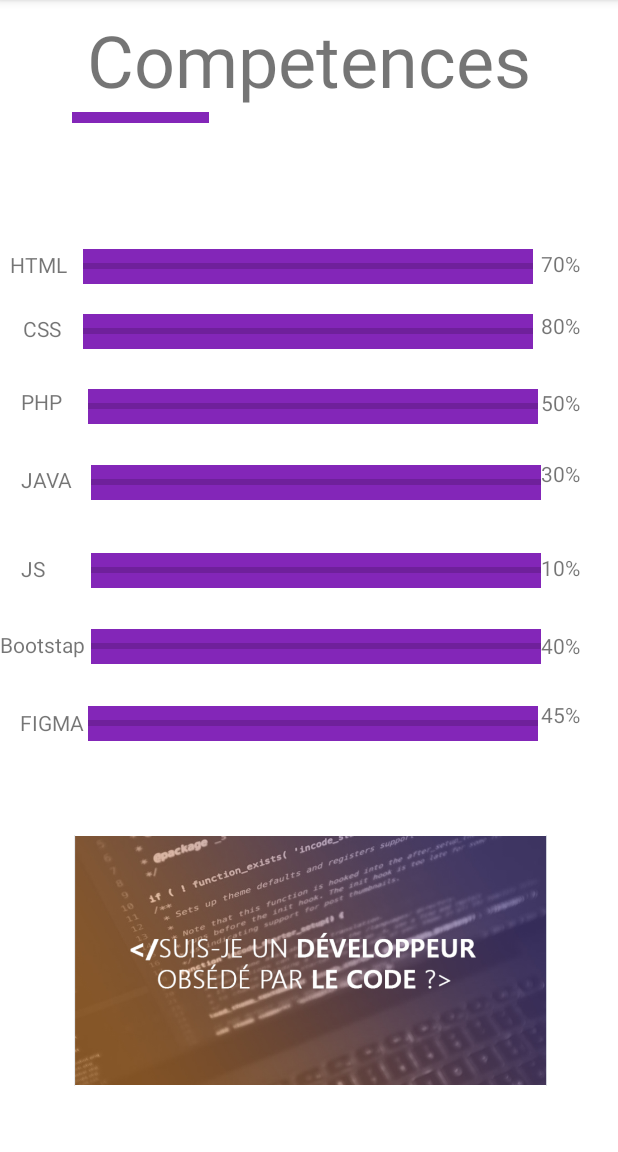
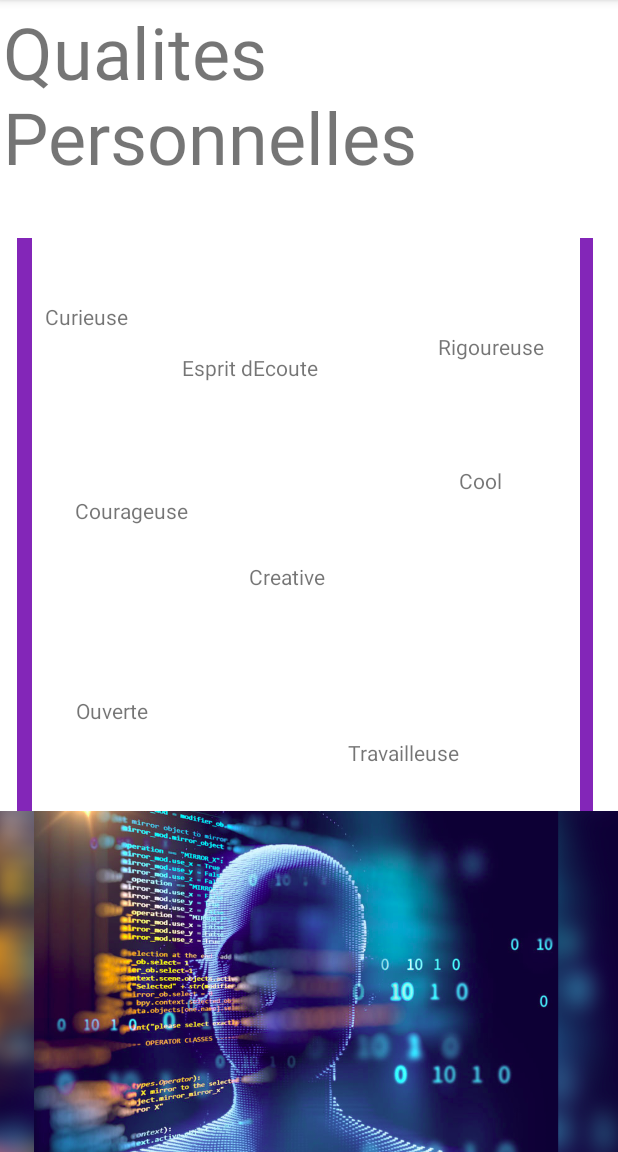
Before and after one commit to aichafaty/androidAppPortfolio, an Android app: the screen it shows after launch (MainActivity), on a phone screen of 412 x 824 dp, the part 84-1236 px from its top. Run offline under Robolectric (Android 15) with nearby library versions, the phone set to English and light mode, and no system bars.

Commit message:
feat: my qualites personnelle  portfolio

```diff
--- a/app/src/main/java/com/example/myapplicationAnd/MainActivity.java
+++ b/app/src/main/java/com/example/myapplicationAnd/MainActivity.java
@@ -11,5 +11,6 @@ public class MainActivity extends AppCompatActivity {
         super.onCreate(savedInstanceState);
         setContentView(R.layout.activity_main);
         setContentView(R.layout.competence_main);
+        setContentView(R.layout.qualite_main);
     }
 }
--- a/app/src/main/res/layout/competence_main.xml
+++ b/app/src/main/res/layout/competence_main.xml
@@ -292,14 +292,14 @@
 
     <ImageView
         android:id="@+id/imageView5"
-        android:layout_width="414dp"
-        android:layout_height="167dp"
+        android:layout_width="match_parent"
+        android:layout_height="235dp"
         app:layout_constraintBottom_toBottomOf="parent"
         app:layout_constraintEnd_toEndOf="parent"
-        app:layout_constraintHorizontal_bias="0.0"
+        app:layout_constraintHorizontal_bias="0.303"
         app:layout_constraintStart_toStartOf="parent"
         app:layout_constraintTop_toTopOf="parent"
-        app:layout_constraintVertical_bias="0.927"
+        app:layout_constraintVertical_bias="1.0"
         app:srcCompat="@drawable/dev" />
 
 </androidx.constraintlayout.widget.ConstraintLayout>
--- /dev/null
+++ b/app/src/main/res/layout/qualite_main.xml
@@ -0,0 +1,151 @@
+<?xml version="1.0" encoding="utf-8"?>
+<androidx.constraintlayout.widget.ConstraintLayout xmlns:android="http://schemas.android.com/apk/res/android"
+    xmlns:app="http://schemas.android.com/apk/res-auto"
+    xmlns:tools="http://schemas.android.com/tools"
+    android:layout_width="match_parent"
+    android:layout_height="match_parent">
+
+    <TextView
+        android:id="@+id/textView21"
+        android:layout_width="408dp"
+        android:layout_height="150dp"
+        android:text="@string/qualite"
+        android:textSize="@android:dimen/app_icon_size"
+        app:layout_constraintBottom_toBottomOf="parent"
+        app:layout_constraintEnd_toEndOf="parent"
+        app:layout_constraintHorizontal_bias="0.488"
+        app:layout_constraintStart_toStartOf="parent"
+        app:layout_constraintTop_toTopOf="parent"
+        app:layout_constraintVertical_bias="0.003" />
+
+    <View
+        android:id="@+id/view"
+        android:layout_width="384dp"
+        android:layout_height="395dp"
+        android:background="@color/mauve"
+        app:layout_constraintBottom_toBottomOf="parent"
+        app:layout_constraintEnd_toEndOf="parent"
+        app:layout_constraintHorizontal_bias="0.407"
+        app:layout_constraintStart_toStartOf="parent"
+        app:layout_constraintTop_toTopOf="parent"
+        app:layout_constraintVertical_bias="0.425" />
+
+    <View
+        android:id="@+id/view4"
+        android:layout_width="365dp"
+        android:layout_height="398dp"
+        android:background="@color/white"
+        app:layout_constraintBottom_toBottomOf="parent"
+        app:layout_constraintEnd_toEndOf="parent"
+        app:layout_constraintHorizontal_bias="0.457"
+        app:layout_constraintStart_toStartOf="parent"
+        app:layout_constraintTop_toTopOf="parent"
+        app:layout_constraintVertical_bias="0.406" />
+
+    <TextView
+        android:id="@+id/textView29"
+        android:layout_width="wrap_content"
+        android:layout_height="wrap_content"
+        android:text="@string/cool"
+        app:layout_constraintBottom_toBottomOf="parent"
+        app:layout_constraintEnd_toEndOf="parent"
+        app:layout_constraintHorizontal_bias="0.798"
+        app:layout_constraintStart_toStartOf="parent"
+        app:layout_constraintTop_toTopOf="parent"
+        app:layout_constraintVertical_bias="0.415" />
+
+    <TextView
+        android:id="@+id/textView28"
+        android:layout_width="wrap_content"
+        android:layout_height="wrap_content"
+        android:text="@string/travailleuse"
+        app:layout_constraintBottom_toBottomOf="parent"
+        app:layout_constraintEnd_toEndOf="parent"
+        app:layout_constraintHorizontal_bias="0.687"
+        app:layout_constraintStart_toStartOf="parent"
+        app:layout_constraintTop_toTopOf="parent"
+        app:layout_constraintVertical_bias="0.657" />
+
+    <TextView
+        android:id="@+id/textView27"
+        android:layout_width="wrap_content"
+        android:layout_height="wrap_content"
+        android:text="@string/ouverte"
+        app:layout_constraintBottom_toBottomOf="parent"
+        app:layout_constraintEnd_toEndOf="parent"
+        app:layout_constraintHorizontal_bias="0.139"
+        app:layout_constraintStart_toStartOf="parent"
+        app:layout_constraintTop_toTopOf="parent"
+        app:layout_constraintVertical_bias="0.62" />
+
+    <TextView
+        android:id="@+id/textView26"
+        android:layout_width="wrap_content"
+        android:layout_height="wrap_content"
+        android:text="@string/esprit"
+        app:layout_constraintBottom_toBottomOf="parent"
+        app:layout_constraintEnd_toEndOf="parent"
+        app:layout_constraintHorizontal_bias="0.377"
+        app:layout_constraintStart_toStartOf="parent"
+        app:layout_constraintTop_toTopOf="parent"
+        app:layout_constraintVertical_bias="0.314" />
+
+    <TextView
+        android:id="@+id/textView25"
+        android:layout_width="wrap_content"
+        android:layout_height="wrap_content"
+        android:text="@string/curieuse"
+        app:layout_constraintBottom_toBottomOf="parent"
+        app:layout_constraintEnd_toEndOf="parent"
+        app:layout_constraintHorizontal_bias="0.084"
+        app:layout_constraintStart_toStartOf="parent"
+        app:layout_constraintTop_toTopOf="parent"
+        app:layout_constraintVertical_bias="0.269" />
+
+    <TextView
+        android:id="@+id/textView24"
+        android:layout_width="wrap_content"
+        android:layout_height="wrap_content"
+        android:text="@string/creative"
+        app:layout_constraintBottom_toBottomOf="parent"
+        app:layout_constraintEnd_toEndOf="parent"
+        app:layout_constraintHorizontal_bias="0.46"
+        app:layout_constraintStart_toStartOf="parent"
+        app:layout_constraintTop_toTopOf="parent" />
+
+    <TextView
+        android:id="@+id/textView23"
+        android:layout_width="wrap_content"
+        android:layout_height="wrap_content"
+        android:text="@string/courage"
+        app:layout_constraintBottom_toBottomOf="parent"
+        app:layout_constraintEnd_toEndOf="parent"
+        app:layout_constraintHorizontal_bias="0.148"
+        app:layout_constraintStart_toStartOf="parent"
+        app:layout_constraintTop_toTopOf="parent"
+        app:layout_constraintVertical_bias="0.442" />
+
+    <TextView
+        android:id="@+id/textView22"
+        android:layout_width="wrap_content"
+        android:layout_height="wrap_content"
+        android:text="@string/rigoureuse"
+        app:layout_constraintBottom_toBottomOf="parent"
+        app:layout_constraintEnd_toEndOf="parent"
+        app:layout_constraintHorizontal_bias="0.855"
+        app:layout_constraintStart_toStartOf="parent"
+        app:layout_constraintTop_toTopOf="parent"
+        app:layout_constraintVertical_bias="0.296" />
+
+    <ImageView
+        android:id="@+id/imageView4"
+        android:layout_width="467dp"
+        android:layout_height="227dp"
+        app:layout_constraintBottom_toBottomOf="parent"
+        app:layout_constraintEnd_toEndOf="parent"
+        app:layout_constraintStart_toStartOf="parent"
+        app:layout_constraintTop_toTopOf="parent"
+        app:layout_constraintVertical_bias="1.0"
+        app:srcCompat="@drawable/dev1" />
+
+</androidx.constraintlayout.widget.ConstraintLayout>
--- a/app/src/main/res/values/strings.xml
+++ b/app/src/main/res/values/strings.xml
@@ -23,4 +23,15 @@
     <string name="fig">FIGMA</string>
     <string name="f">45%</string>
 
+    <string name="qualite">Qualites Personnelles</string>
+
+    <string name="curieuse">Curieuse</string>
+    <string name="esprit">Esprit dEcoute</string>
+    <string name="courage">Courageuse</string>
+    <string name="ouverte">Ouverte</string>
+    <string name="creative">Creative</string>
+    <string name="travailleuse">Travailleuse</string>
+    <string name="cool">Cool</string>
+    <string name="rigoureuse">Rigoureuse</string>
+
 </resources>
```
Also changed, not shown: app/src/main/res/drawable/dev1.png (renamed from app/src/main/res/drawable/joli.png).
